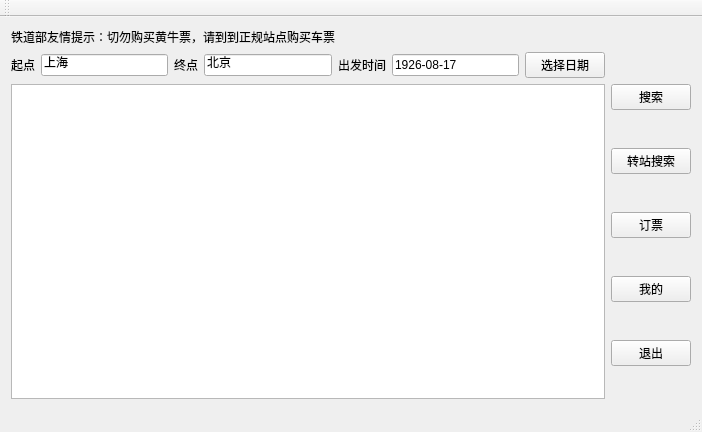
kzoacn/DS2017, file mainwindow.ui: the form before one commit.
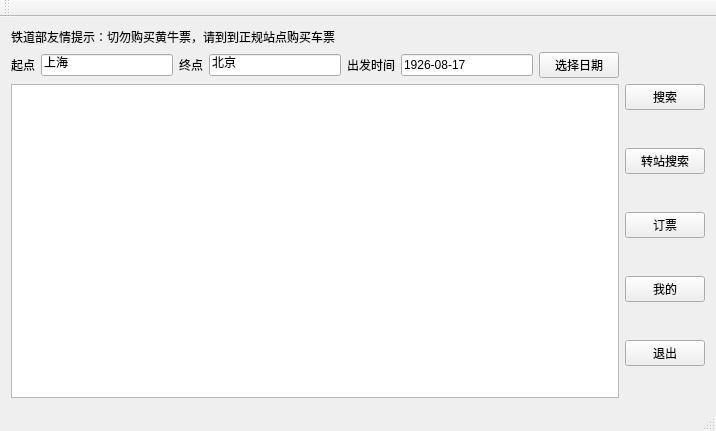
The form after the commit.

Patch:
```diff
--- a/mainwindow.ui
+++ b/mainwindow.ui
@@ -6,8 +6,8 @@
    <rect>
     <x>0</x>
     <y>0</y>
-    <width>702</width>
-    <height>432</height>
+    <width>716</width>
+    <height>431</height>
    </rect>
   </property>
   <property name="windowTitle">
```
Left out of the diff: 2 changed lines with no effect on the pictures.
